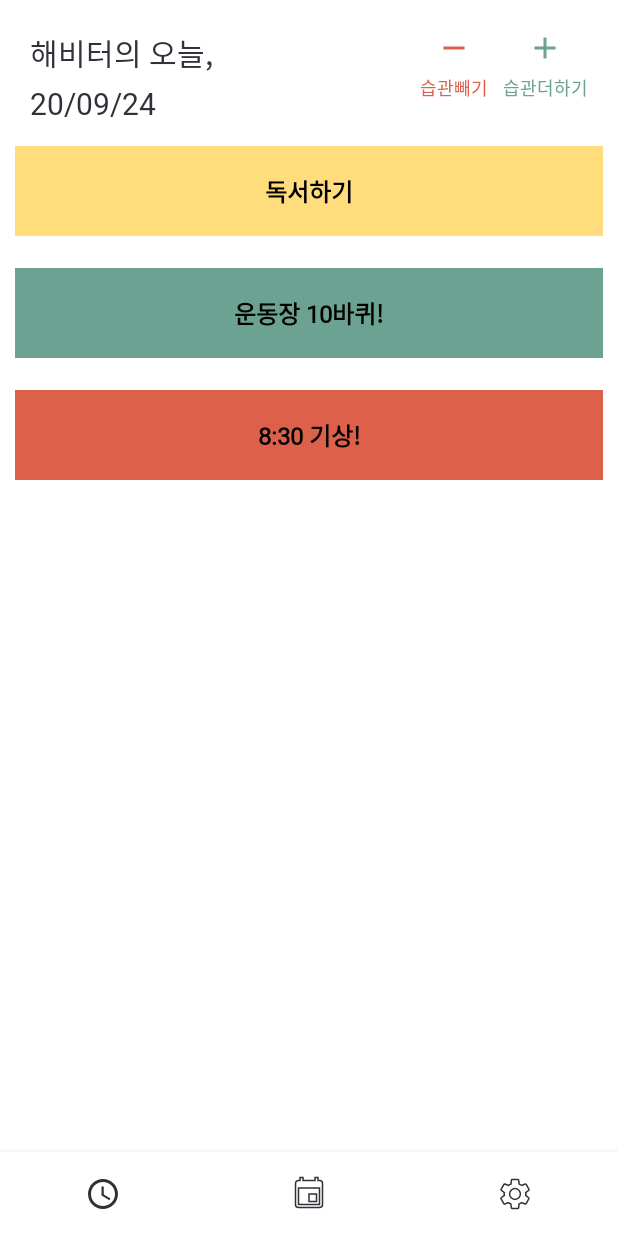
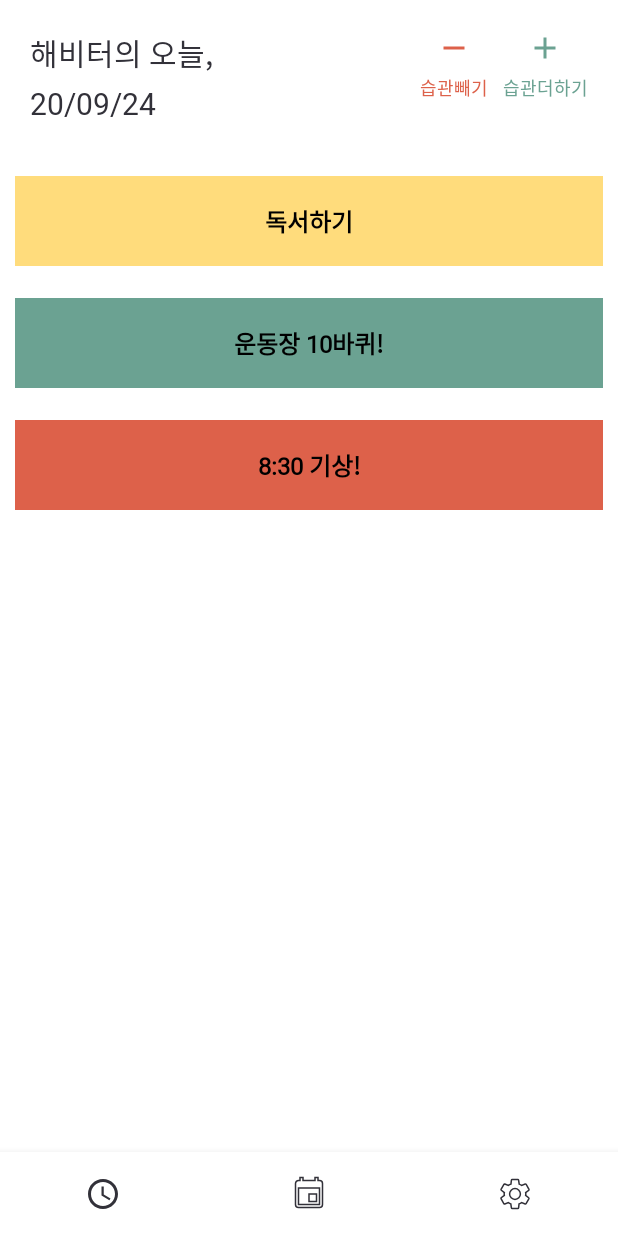
Before and after one commit to JiYoungDo/Habitter, an Android app: the HabitLogActivity screen opened directly, with no data from a screen before it, on a phone screen of 412 x 824 dp. Run offline under Robolectric (Android 15) with nearby library versions, the phone set to English and light mode, and no system bars.

Commit message:
add calandar

```diff
--- a/app/build.gradle
+++ b/app/build.gradle
@@ -41,4 +41,7 @@ dependencies {
 
     // bottomNavigationView
     implementation 'com.android.support:design:29.0.0'
+
+    // calendarView
+    implementation 'com.github.prolificinteractive:material-calendarview:1.6.0'
 }
--- a/app/src/main/java/com/Carrie/habitter/HabitLog_today_fragment/Habit_Item_Adapter.java
+++ b/app/src/main/java/com/Carrie/habitter/HabitLog_today_fragment/Habit_Item_Adapter.java
@@ -73,8 +73,12 @@ public class Habit_Item_Adapter extends  RecyclerView.Adapter<Habit_Item_Adapter
     @Override
     public void onBindViewHolder(@NonNull Habit_Item_Adapter.Habit_Item_ViewHolder holder, int position) {
 
+        Drawable drawable = context.getResources().getDrawable(R.drawable.round_background);
+
         holder.habit_title.setText(mList.get(position).getHabit_title());
+
         holder.habit_title.setBackgroundColor(mList.get(position).getHabit_color());
+//        holder.habit_title.setBackgroundDrawable(drawable);
     }
 
     @Override
--- a/app/src/main/res/layout/activity_habit_log.xml
+++ b/app/src/main/res/layout/activity_habit_log.xml
@@ -70,8 +70,8 @@
         app:layout_constraintTop_toBottomOf="@id/habit_log_tv_btn_add_habit"
         app:layout_constraintLeft_toLeftOf="parent"
         app:layout_constraintRight_toRightOf="parent"
-        android:layout_marginTop="20dp"
-        android:layout_marginBottom="20dp"
+        android:layout_marginTop="40dp"
+        android:layout_marginBottom="10dp"
         app:layout_constraintBottom_toTopOf="@+id/habit_log_activity_bnv"/>
 
 
--- a/app/src/main/res/layout/today_fm_habit_item.xml
+++ b/app/src/main/res/layout/today_fm_habit_item.xml
@@ -10,8 +10,8 @@
         android:id="@+id/today_fm_habit_item"
         android:layout_width="match_parent"
         android:layout_height="60dp"
+        app:layout_constraintTop_toTopOf="parent"
         android:background="@drawable/round_background"
-        app:layout_constraintTop_toTopOf="parent"
         android:text="두피마사지"
         android:textSize="16sp"
         android:textStyle="bold"
--- a/build.gradle
+++ b/build.gradle
@@ -20,7 +20,9 @@ allprojects {
     repositories {
         google()
         jcenter()
-
+        maven { url "https://jitpack.io" }
+        // 추가
+        mavenCentral()
     }
 }
 
```
Also changed, not shown: app/src/main/res/layout/calendar_fragment.xml (+8 -12 lines).
